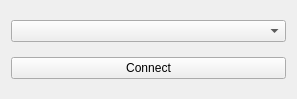
Old version of the form chatClient/clientWid2.ui in the repository marcustedesco/HW7group.
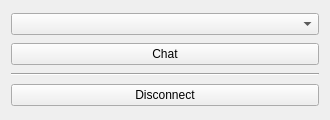
New version of the form.

What changed in the file:
```diff
--- a/chatClient/clientWid2.ui
+++ b/chatClient/clientWid2.ui
@@ -6,8 +6,8 @@
    <rect>
     <x>0</x>
     <y>0</y>
-    <width>297</width>
-    <height>99</height>
+    <width>330</width>
+    <height>120</height>
    </rect>
   </property>
   <property name="windowTitle">
@@ -24,7 +24,21 @@
    <item row="1" column="0">
     <widget class="QPushButton" name="connectButton">
      <property name="text">
-      <string>Connect</string>
+      <string>Chat</string>
+     </property>
+    </widget>
+   </item>
+   <item row="2" column="0">
+    <widget class="Line" name="line">
+     <property name="orientation">
+      <enum>Qt::Horizontal</enum>
+     </property>
+    </widget>
+   </item>
+   <item row="3" column="0">
+    <widget class="QPushButton" name="disconnectButton">
+     <property name="text">
+      <string>Disconnect</string>
      </property>
     </widget>
    </item>
```
Left out of the diff: 2 changed lines with no effect on the pictures.
